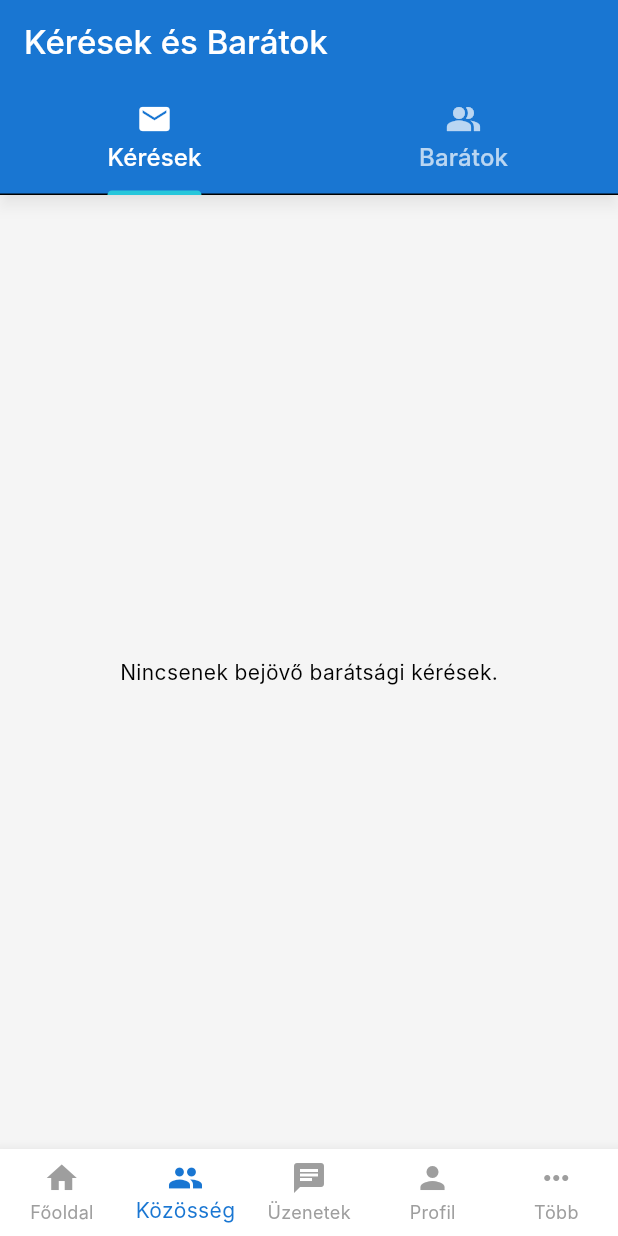
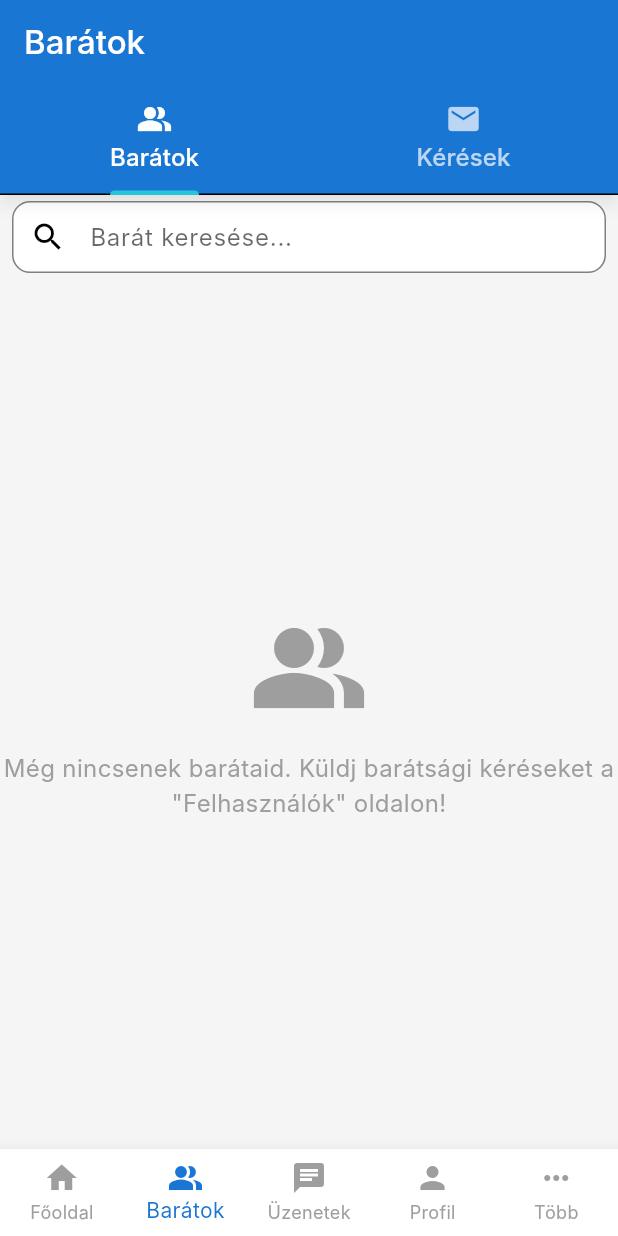
Before and after one commit to gspattila-g/The_Server_App, a Flutter app: the screen it shows once a user with an empty profile is signed in, item 2 of the bottom bar chosen, on a phone screen of 412 x 824 dp. Run offline on Flutter 3.47's test engine with Material 3 defaults, Android fonts, the phone set to English and light mode, and no system bars; our stand-ins replace cloud_firestore, firebase_auth, firebase_core, firebase_messaging, firebase_storage, image_picker and 1 more; accounts and stored records are empty; Roboto replaces fonts that are missing (Inter).

Commit message:
refactor: rename Kozosseg tab to Baratok, swap tab order in CommunityPage
- Bottom nav: Kozosseg -> Baratok (people_alt icon)
- CommunityPage: Baratok tab is now default (index 0), Keresek secondary (index 1)

Co-Authored-By: Claude Sonnet 4.6 <noreply@anthropic.com>

```diff
--- a/lib/views/community/community_page.dart
+++ b/lib/views/community/community_page.dart
@@ -61,21 +61,21 @@ class _CommunityPageState extends State<CommunityPage> {
       length: 2, // Két fül: Kérések és Barátok
       child: Scaffold(
         appBar: AppBar(
-          title: const Text('Kérések és Barátok'), // Cím
-          bottom: TabBar( // Explicit színek a témához igazodva
+          title: const Text('Barátok'),
+          bottom: TabBar(
             labelColor: Theme.of(context).colorScheme.onPrimary,
             unselectedLabelColor: Theme.of(context).colorScheme.onPrimary.withOpacity(0.7),
             indicatorColor: Theme.of(context).colorScheme.secondary,
             tabs: const [
+              Tab(text: 'Barátok', icon: Icon(Icons.people_alt)),
               Tab(text: 'Kérések', icon: Icon(Icons.mail)),
-              Tab(text: 'Barátok', icon: Icon(Icons.people_alt)),
             ],
           ),
         ),
         body: TabBarView(
           children: [
-            _buildRequestsTab(), // Kérések fül tartalma
-            _buildFriendsTab(), // Barátok fül tartalma (most már kereséssel)
+            _buildFriendsTab(),
+            _buildRequestsTab(),
           ],
         ),
       ),
--- a/lib/views/welcome/welcome_page.dart
+++ b/lib/views/welcome/welcome_page.dart
@@ -102,8 +102,8 @@ class _WelcomePageState extends State<WelcomePage>
             label: 'Főoldal',
           ),
           BottomNavigationBarItem(
-            icon: Icon(Icons.group),
-            label: 'Közösség',
+            icon: Icon(Icons.people_alt),
+            label: 'Barátok',
           ),
           BottomNavigationBarItem(
             icon: Icon(Icons.chat),
```
